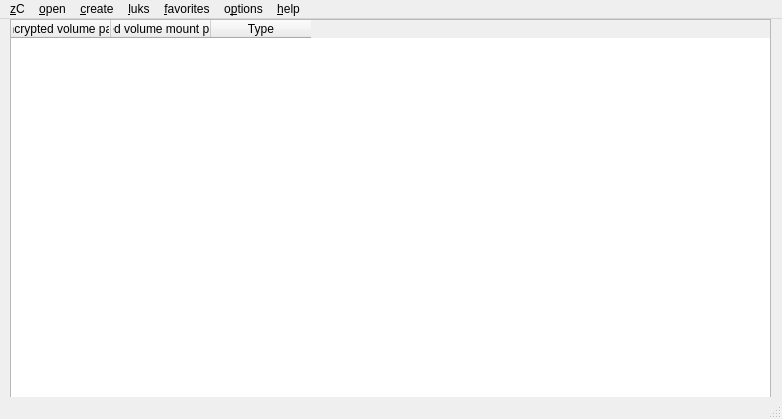
This is zuluCrypt-gui/zulucrypt.ui in mhogomchungu/zuluCrypt as Qt 5 draws it before an edit. The edited form follows.
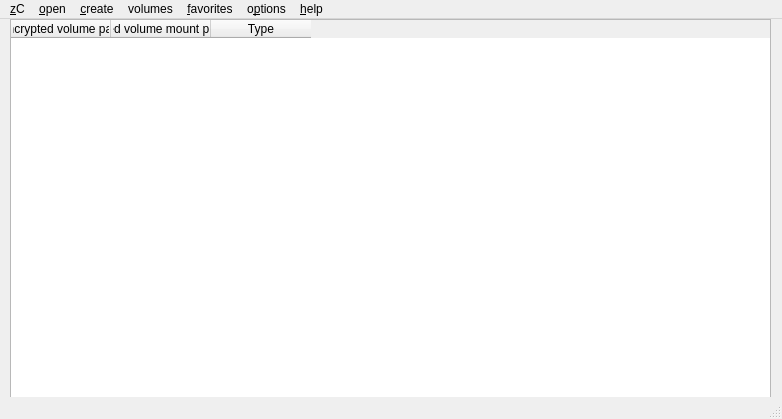
This is the edited form. Icons and pictures are not drawn.

Patch:
```diff
--- a/zuluCrypt-gui/zulucrypt.ui
+++ b/zuluCrypt-gui/zulucrypt.ui
@@ -128,7 +128,7 @@
    </widget>
    <widget class="QMenu" name="menuConfigure">
     <property name="title">
-     <string>&amp;luks</string>
+     <string>volumes</string>
     </property>
     <addaction name="actionAddKey"/>
     <addaction name="actionDeleteKey"/>
```
Left out of the diff: 14 changed lines with no effect on the pictures.
